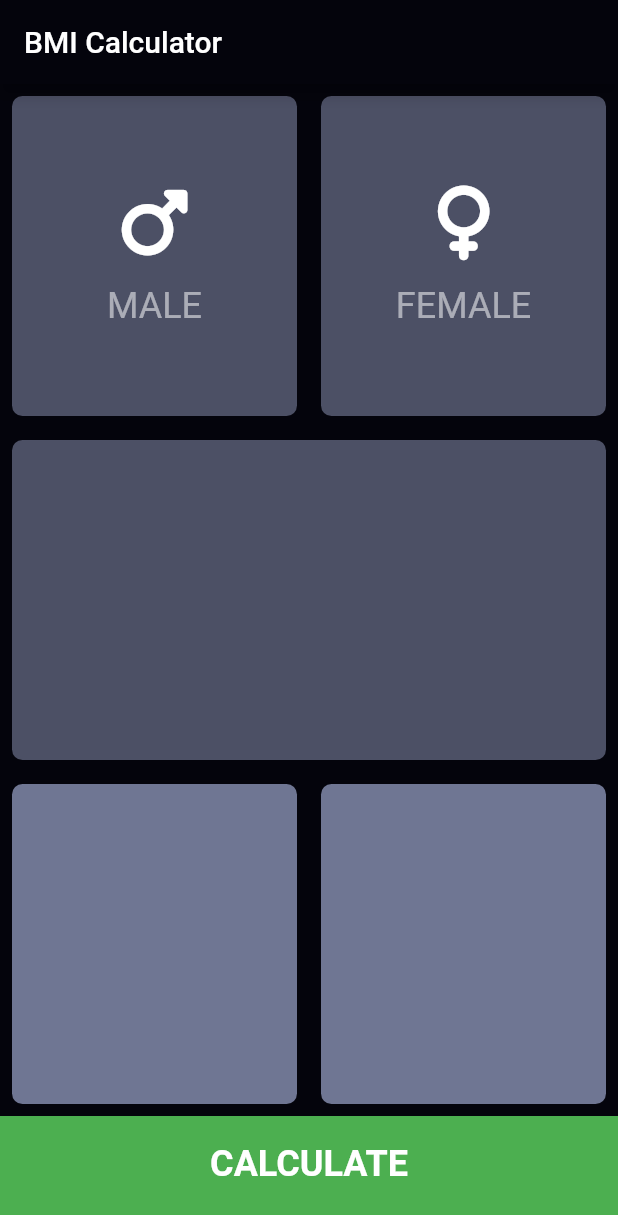
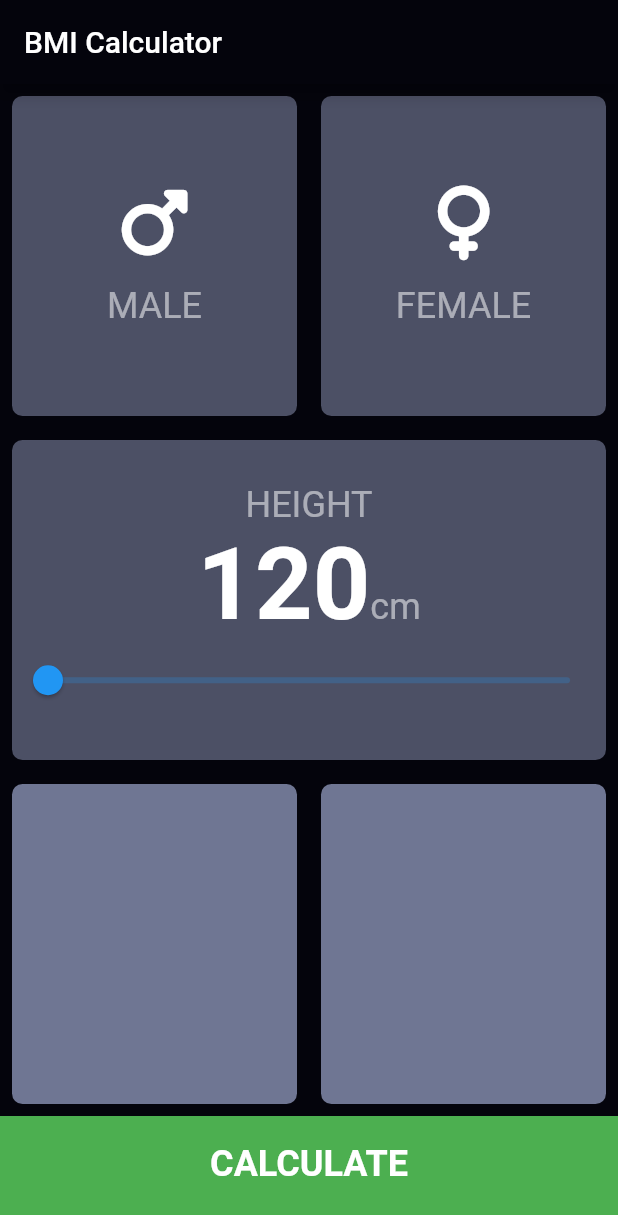
Before and after one commit to oalshokri/bmi_calculator_GSG, a Flutter app: the screen it shows after launch, on a phone screen of 412 x 824 dp. Shown: the top 1215 px of the screen. Run offline on Flutter 3.47's test engine with Material 2 defaults, Android fonts, the phone set to English and light mode, and no system bars; our stand-ins replace font_awesome_flutter.

```diff
--- a/lib/constants.dart
+++ b/lib/constants.dart
@@ -5,3 +5,5 @@ Color kActiveColor = const Color(0xFF6f7693);
 Color kInActiveColor = const Color(0xFF4c5065);
 TextStyle kTitleTextStyle =
     const TextStyle(fontSize: 24, color: Color(0X88FFFFFF));
+TextStyle kNumTextStyle = const TextStyle(
+    fontSize: 67, fontWeight: FontWeight.bold, color: Color(0XFFFFFFFF));
--- a/lib/home.dart
+++ b/lib/home.dart
@@ -14,6 +14,7 @@ class MyHomePage extends StatefulWidget {
 
 class _MyHomePageState extends State<MyHomePage> {
   Gender? selectedGender;
+  int height = 120;
 
   @override
   Widget build(BuildContext context) {
@@ -60,6 +61,39 @@ class _MyHomePageState extends State<MyHomePage> {
           ),
           MyCard(
             color: kInActiveColor,
+            child: Column(
+              mainAxisAlignment: MainAxisAlignment.center,
+              children: [
+                Text(
+                  'Height'.toUpperCase(),
+                  style: kTitleTextStyle,
+                ),
+                Row(
+                  mainAxisAlignment: MainAxisAlignment.center,
+                  crossAxisAlignment: CrossAxisAlignment.baseline,
+                  textBaseline: TextBaseline.alphabetic,
+                  children: [
+                    Text(
+                      height.toString(),
+                      style: kNumTextStyle,
+                    ),
+                    Text(
+                      'cm',
+                      style: kTitleTextStyle,
+                    ),
+                  ],
+                ),
+                Slider(
+                    max: 220,
+                    min: 120,
+                    value: height.toDouble(),
+                    onChanged: (value) {
+                      setState(() {
+                        height = value.round();
+                      });
+                    })
+              ],
+            ),
           ),
           Expanded(
             child: Row(
```
